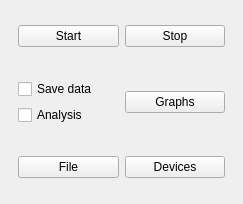
Qt form resistivity/View/GUI/mainwindow.ui (AdrienGourgout/resistivity) before a commit.
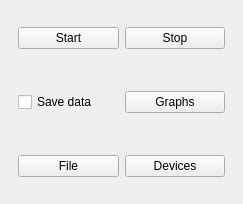
The same form after that commit.

```diff
--- a/resistivity/View/GUI/mainwindow.ui
+++ b/resistivity/View/GUI/mainwindow.ui
@@ -47,13 +47,6 @@
            </property>
           </widget>
          </item>
-         <item>
-          <widget class="QCheckBox" name="analysis_checkbox">
-           <property name="text">
-            <string>Analysis</string>
-           </property>
-          </widget>
-         </item>
         </layout>
        </item>
        <item>
```
